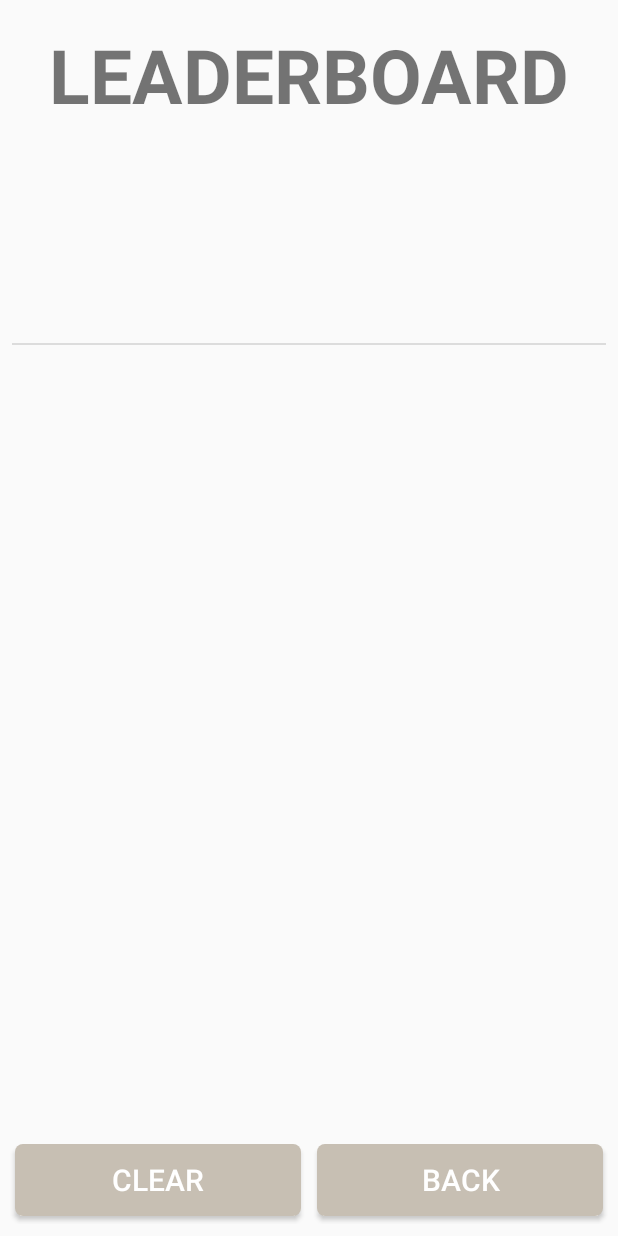
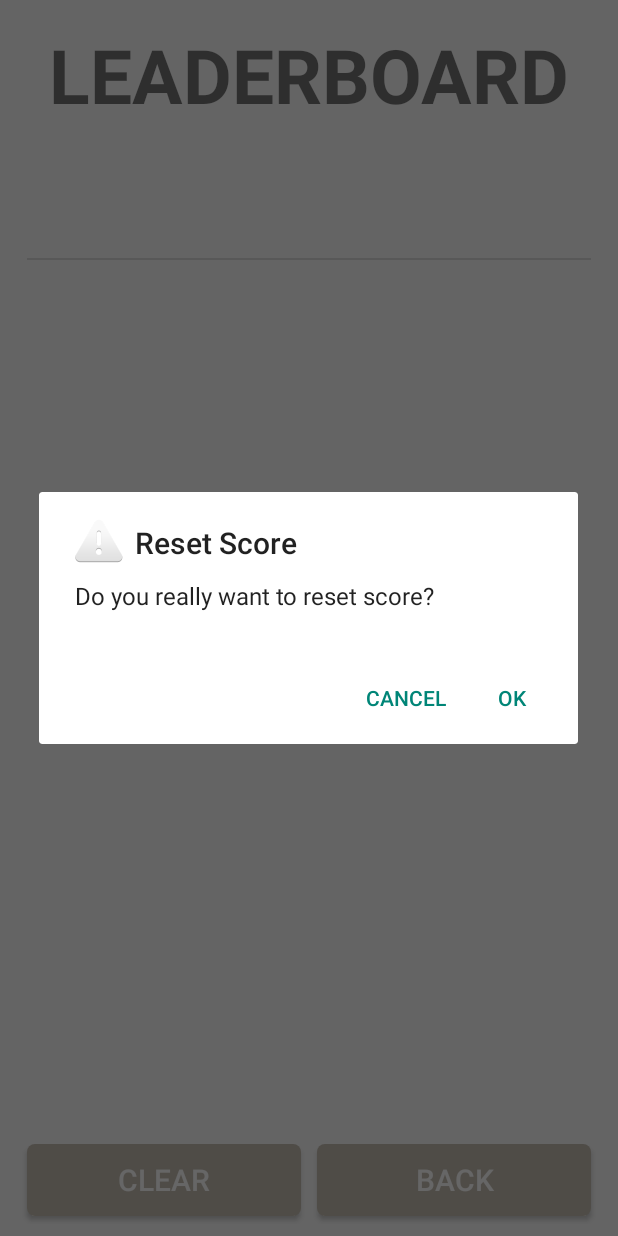
Before and after one commit to JakubKacik/Game2048, an Android app: the LeaderBoardActivity screen opened directly, with no data from a screen before it, after a tap on "CLEAR", on a phone screen of 412 x 824 dp. Run offline under Robolectric (Android 15) with nearby library versions, the phone set to English and light mode, and no system bars.

Commit message:
LeaderBoard

```diff
--- a/app/build.gradle
+++ b/app/build.gradle
@@ -33,6 +33,7 @@ dependencies {
 
 
 
+
 repositories {
     maven {
         url "https://oss.sonatype.org/content/repositories/snapshots"
--- a/app/src/main/AndroidManifest.xml
+++ b/app/src/main/AndroidManifest.xml
@@ -22,7 +22,8 @@
         <activity android:name=".MenuActivity" />
         <activity
             android:name=".LeaderBoardActivity"
-            android:label="@string/title_activity_leader_board"></activity>
+            android:label="@string/title_activity_leader_board" />
+        <activity android:name=".LoseWinActivity"></activity>
     </application>
 
 </manifest>
--- a/app/src/main/java/DBHelper/DBHelper.java
+++ b/app/src/main/java/DBHelper/DBHelper.java
@@ -48,7 +48,7 @@ public class DBHelper extends SQLiteOpenHelper {
         ContentValues contentValues = new ContentValues();
         contentValues.put("Name", score.getName());
         contentValues.put("Score", score.getScore());
-        contentValues.put("Date", score.getDate().toString().substring(0, 10));
+        contentValues.put("Date", score.getDate());
         long i =  db.insert("Scores", null, contentValues);
         if(i == -1){
             return false;
@@ -79,4 +79,8 @@ public class DBHelper extends SQLiteOpenHelper {
         Cursor res = db.rawQuery("SELECT Name, Date, Score FROM Scores ORDER BY score DESC LIMIT number",null);
         return res;
     }
+
+    public void deleteAll(){
+        db.execSQL("DELETE FROM Scores");
+    }
 }
--- a/app/src/main/java/com/example/czjakac/a2048/CustomAdapter.java
+++ b/app/src/main/java/com/example/czjakac/a2048/CustomAdapter.java
@@ -115,6 +115,4 @@ public class CustomAdapter extends BaseAdapter{
         }
         return vi;
     }
-
-
 }
--- a/app/src/main/java/com/example/czjakac/a2048/LeaderBoardActivity.java
+++ b/app/src/main/java/com/example/czjakac/a2048/LeaderBoardActivity.java
@@ -1,18 +1,26 @@
 package com.example.czjakac.a2048;
 
+import android.app.AlertDialog;
+import android.app.Dialog;
+import android.content.Context;
+import android.content.DialogInterface;
 import android.content.Intent;
 import android.content.res.Resources;
 import android.database.Cursor;
 import android.os.Bundle;
 import android.app.Activity;
+import android.view.LayoutInflater;
 import android.view.View;
+import android.view.ViewGroup;
 import android.widget.Button;
+import android.widget.EditText;
 import android.widget.ListView;
 import android.widget.Toast;
 
+import java.text.SimpleDateFormat;
 import java.util.ArrayList;
+import java.util.Calendar;
 import java.util.Date;
-
 import DBHelper.DBHelper;
 import Entities.Score;
 
@@ -20,6 +28,7 @@ public class LeaderBoardActivity extends Activity {
 
     private Button back;
     private Button clear;
+    final Context context = this;
 
     ListView list;
     CustomAdapter adapter;
@@ -39,11 +48,11 @@ public class LeaderBoardActivity extends Activity {
 
         setListData();
 
-        Resources res =getResources();
+        Resources res = getResources();
         list = ( ListView )findViewById( R.id.lb_lw_score);  // List defined in XML ( See Below )
 
         /**************** Create Custom Adapter *********/
-        adapter =new CustomAdapter( CustomListView, scores,res );
+        adapter = new CustomAdapter( CustomListView, scores,res );
         list.setAdapter( adapter );
 
         initButtonClick();
@@ -53,7 +62,7 @@ public class LeaderBoardActivity extends Activity {
         back.setOnClickListener(new View.OnClickListener() {
             @Override
             public void onClick(View v) {
-                Intent menu_intent = new Intent(getApplicationContext(), MainActivity.class);
+                Intent menu_intent = new Intent(context, MainActivity.class);
                 startActivity(menu_intent);
                 overridePendingTransition(R.transition.trans_bottom_in,R.transition.trans_bottom_out);
             }
@@ -62,7 +71,26 @@ public class LeaderBoardActivity extends Activity {
         clear.setOnClickListener(new View.OnClickListener() {
             @Override
             public void onClick(View v) {
+                Toast.makeText(getApplicationContext(),"fsadfdsa",Toast.LENGTH_LONG).show();
+                new AlertDialog.Builder(context)
+                        .setTitle("Reset Score")
+                        .setMessage("Do you really want to reset score?")
+                        .setIcon(android.R.drawable.ic_dialog_alert)
+                        .setPositiveButton(android.R.string.yes, new DialogInterface.OnClickListener() {
 
+                            public void onClick(DialogInterface dialog, int whichButton) {
+                                DBHelper db = new DBHelper(context);
+                                db.deleteAll();
+                                adapter.notifyDataSetChanged();
+                            }})
+                        .setNegativeButton(android.R.string.no, new DialogInterface.OnClickListener() {
+                            @Override
+                            public void onClick(DialogInterface dialog, int which) {
+                                DBHelper db = new DBHelper(context);
+                                db.insertScore(new Score("Jakub","25/11/2017",482002));
+                                adapter.notifyDataSetChanged();
+                            }
+                        }).show();
             }
         });
     }
@@ -72,7 +100,12 @@ public class LeaderBoardActivity extends Activity {
         DBHelper db = new DBHelper(this);
         Cursor cursor = db.getAllOrderByScore();
         while (cursor.moveToNext()){
-            scores.add(new Score(cursor.getString(0),new Date(cursor.getString(1)),cursor.getInt(2)));
+            scores.add(new Score(cursor.getString(0),cursor.getString(1),cursor.getInt(2)));
         }
     }
+
+    public void onBackPressed() {
+        super.onBackPressed();
+        overridePendingTransition(R.transition.trans_bottom_in,R.transition.trans_bottom_out);
+    }
 }
--- a/app/src/main/res/layout/activity_leader_board.xml
+++ b/app/src/main/res/layout/activity_leader_board.xml
@@ -7,7 +7,7 @@
     tools:context="com.example.czjakac.a2048.LeaderBoardActivity">
 
     <LinearLayout
-        android:layout_width="wrap_content"
+        android:layout_width="0dp"
         android:layout_height="0dp"
         android:layout_marginBottom="8dp"
         android:layout_marginEnd="8dp"
@@ -16,8 +16,10 @@
         android:orientation="vertical"
         app:layout_constraintBottom_toBottomOf="parent"
         app:layout_constraintEnd_toEndOf="parent"
+        app:layout_constraintHorizontal_bias="0.0"
         app:layout_constraintStart_toStartOf="parent"
-        app:layout_constraintTop_toTopOf="parent">
+        app:layout_constraintTop_toTopOf="parent"
+        app:layout_constraintVertical_bias="0.0">
 
         <TextView
             android:id="@+id/lb_tw_title"
@@ -35,16 +37,12 @@
             app:layout_constraintStart_toStartOf="parent"
             app:layout_constraintTop_toTopOf="parent" />
 
-        <Space
-            android:layout_width="match_parent"
-            android:layout_height="wrap_content"
-            android:layout_weight="0.5" />
-
         <ListView
             android:id="@+id/lb_lw_score"
-            android:layout_width="match_parent"
-            android:layout_height="wrap_content"
-            android:layout_marginBottom="116dp"
+            android:layout_width="wrap_content"
+            android:layout_height="505dp"
+            android:layout_margin="10dp"
+            android:layout_marginBottom="8dp"
             android:layout_marginEnd="8dp"
             android:layout_marginStart="8dp"
             android:layout_marginTop="8dp"
@@ -57,15 +55,12 @@
 
         </ListView>
 
-        <Space
-            android:layout_width="match_parent"
-            android:layout_height="wrap_content"
-            android:layout_weight="0.5" />
-
         <LinearLayout
             android:layout_width="match_parent"
             android:layout_height="wrap_content"
-            android:layout_weight="0"
+            android:layout_margin="0dp"
+            android:layout_marginLeft="0dp"
+            android:layout_marginRight="0dp"
             android:orientation="horizontal">
 
             <Button
--- a/app/src/main/res/layout/list_item.xml
+++ b/app/src/main/res/layout/list_item.xml
@@ -45,8 +45,9 @@
             android:layout_height="match_parent"
             android:layout_weight="1"
             android:gravity="center"
+            android:paddingRight="10dp"
             android:text="TextView"
-            android:textAlignment="center"
+            android:textAlignment="textEnd"
             android:textSize="30sp" />
 
     </LinearLayout>
--- a/app/src/main/res/values/strings.xml
+++ b/app/src/main/res/values/strings.xml
@@ -12,5 +12,6 @@
     <string name="soundsOff">SOUNDS OFF</string>
     <string name="back">BACK</string>
     <string name="clear">CLEAR</string>
+    <string name="save_Score">SAVE SCORE</string>
     <string name="title_activity_leader_board">title_activity_leader_board</string>
 </resources>
```
Also changed, not shown: app/src/main/java/Entities/Score.java (+4 -4 lines), app/src/main/java/com/example/czjakac/a2048/LoseWinActivity.java (added, +13 -0 lines), app/src/main/res/layout/activity_lose_win.xml (added, +87 -0 lines), app/src/main/res/layout/inputdialog.xml (added, +25 -0 lines).
